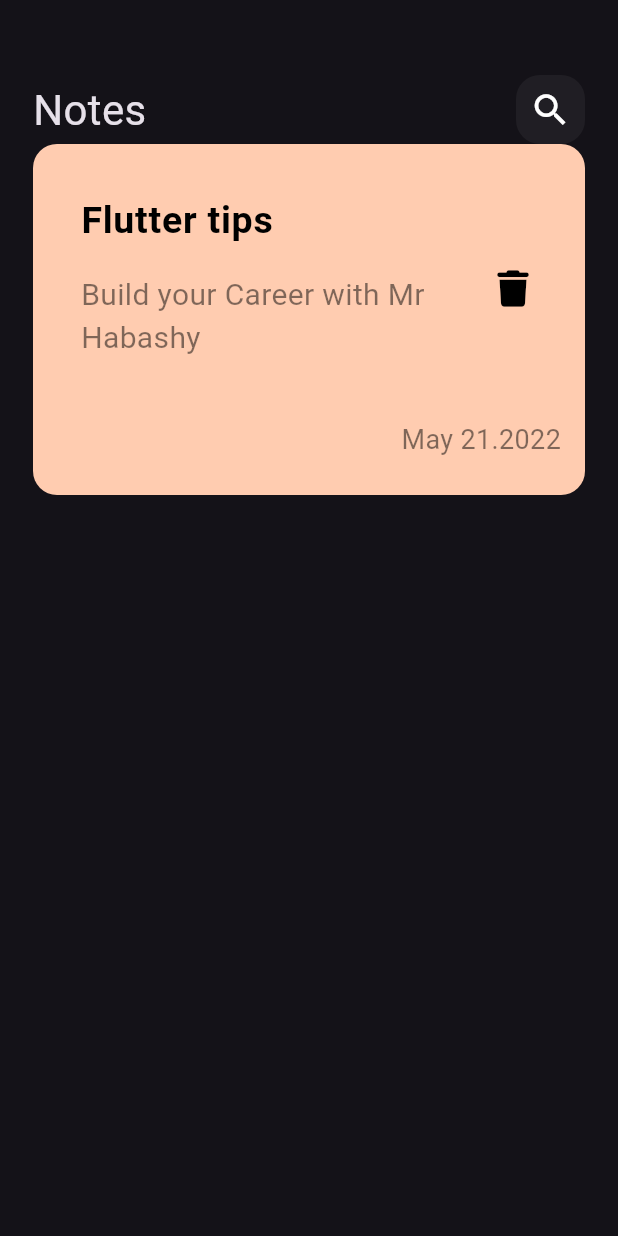
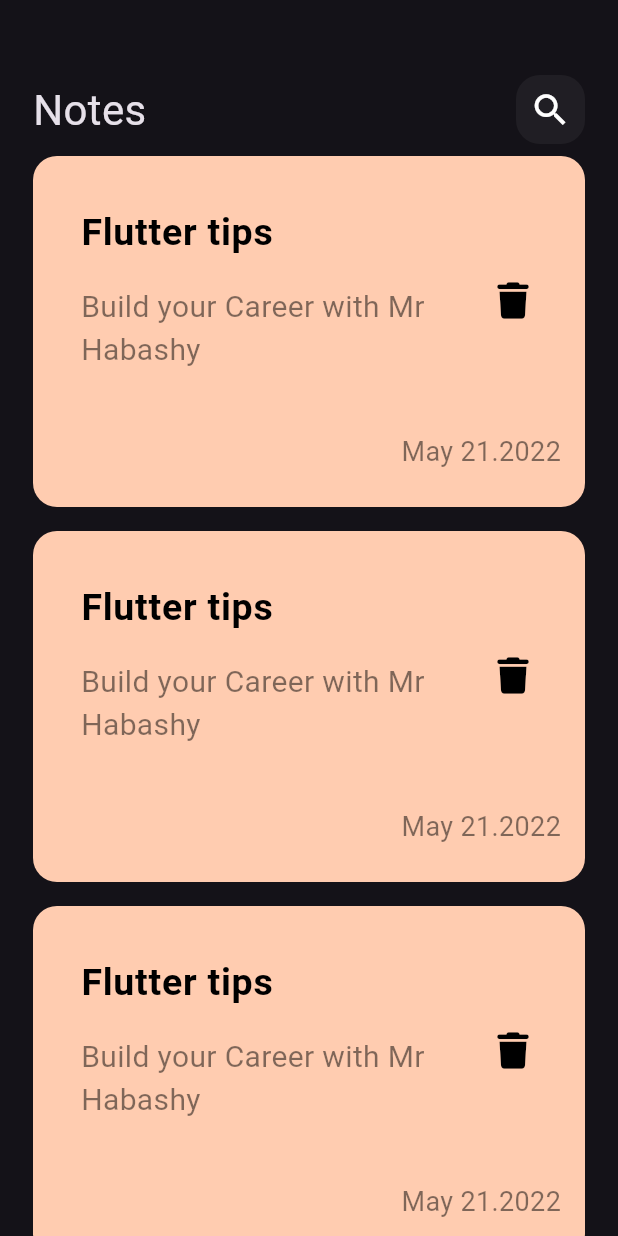
Before and after one commit to hapashy/notes_app, a Flutter app: the screen it shows after launch, on a phone screen of 412 x 824 dp. Run offline on Flutter 3.47's test engine with Material 3 defaults, Android fonts, the phone set to English and light mode, and no system bars; our stand-ins replace font_awesome_flutter.

Commit message:
create notes list view

```diff
--- a/lib/views/widgets/custom_note_item.dart
+++ b/lib/views/widgets/custom_note_item.dart
@@ -1,8 +1,8 @@
 import 'package:flutter/material.dart';
 import 'package:font_awesome_flutter/font_awesome_flutter.dart';
 
-class CustomNoteItem extends StatelessWidget {
-  const CustomNoteItem({super.key});
+class NoteItem extends StatelessWidget {
+  const NoteItem({super.key});
 
   @override
   Widget build(BuildContext context) {
--- /dev/null
+++ b/lib/views/widgets/notes_list_view.dart
@@ -0,0 +1,17 @@
+
+import 'package:flutter/material.dart';
+import 'package:notes_app/views/widgets/custom_note_item.dart';
+
+class NotesListView extends StatelessWidget {
+  const NotesListView({super.key});
+
+  @override
+  Widget build(BuildContext context) {
+    return ListView.builder(itemBuilder: (context, index) {
+      return const Padding(
+        padding:  EdgeInsets.symmetric(vertical: 8),
+        child:  NoteItem(),
+      );
+    });
+  }
+}
--- a/lib/views/widgets/notes_vies_body.dart
+++ b/lib/views/widgets/notes_vies_body.dart
@@ -1,6 +1,7 @@
 import 'package:flutter/material.dart';
 import 'package:notes_app/views/widgets/custom_app_bar.dart';
-import 'package:notes_app/views/widgets/custom_note_item.dart';
+
+import 'package:notes_app/views/widgets/notes_list_view.dart';
 
 class NotesViewBody extends StatelessWidget {
   const NotesViewBody({super.key});
@@ -15,7 +16,7 @@ class NotesViewBody extends StatelessWidget {
             height: 50,
           ),
           CustomAppBar(),
-          CustomNoteItem(),
+          Expanded(child: NotesListView()),
         ],
       ),
     );
```
